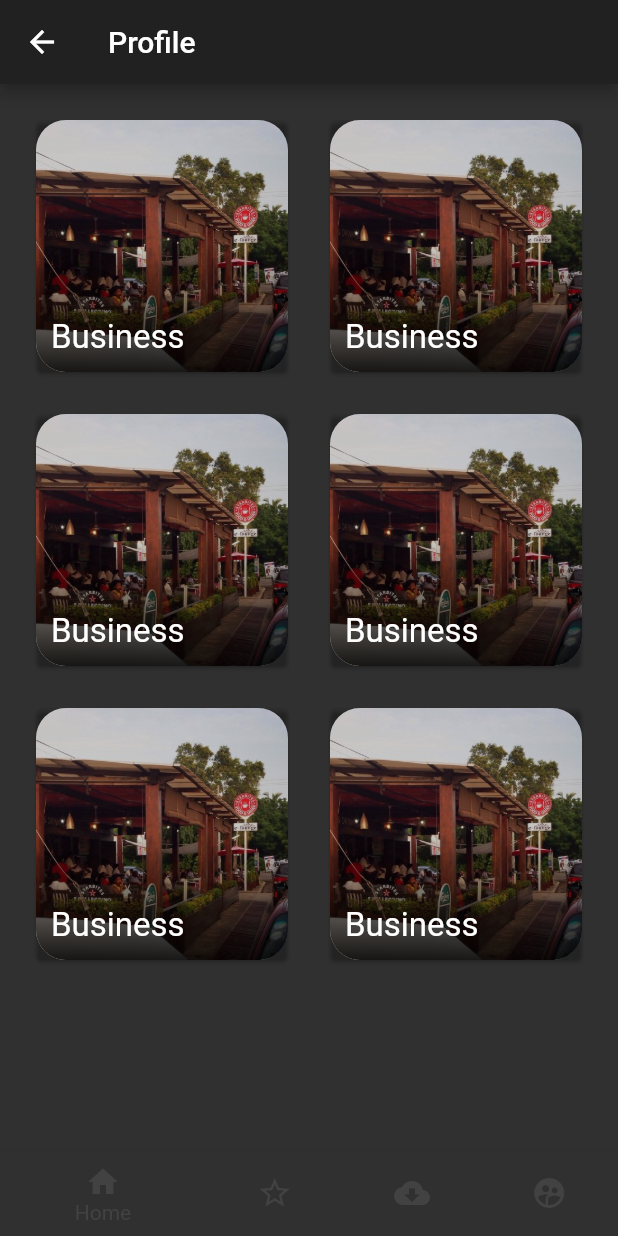
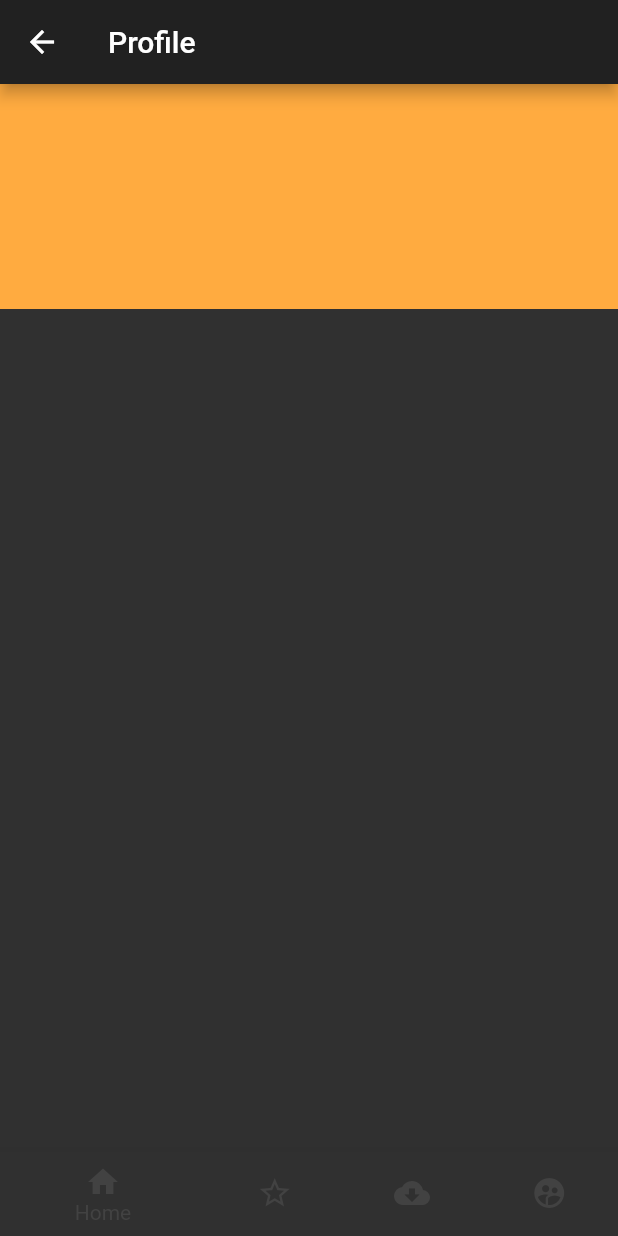
Before and after one commit to gbengafolaalade/jidi_flutter_firebase, a Flutter app: the ProfileScreen screen opened by its route, on a phone screen of 412 x 824 dp. Run offline on Flutter 3.47's test engine with Material 2 defaults, Android fonts, the phone set to English and light mode, and no system bars.

Commit message:
First commit

```diff
--- a/lib/screens/profile.dart
+++ b/lib/screens/profile.dart
@@ -41,55 +41,22 @@ class _ProfileScreenState extends State<ProfileScreen>{
           BottomNavigationBarItem(title: Text('Profile'), icon: Icon(Icons.supervised_user_circle))
 
         ]),
-        body: GridView.count(
-          primary: false,
-          crossAxisCount: 2,
-          crossAxisSpacing: 20.0,
-          mainAxisSpacing: 20.0,
-          padding: EdgeInsets.all(20.0),
-          children: _listItem.map((item) => Card(
-            color: Colors.transparent,
-            child: Container(
-              decoration: BoxDecoration(
-              borderRadius: BorderRadius.circular(20),
-              image: DecorationImage(
-                image: AssetImage(item),
-                fit: BoxFit.cover
-              )
-              ),
-              child: Container(
-                decoration: BoxDecoration(
-                  borderRadius: BorderRadius.circular(20),
-                  gradient: LinearGradient(
-                    begin: Alignment.bottomRight,
-                    colors: [
-                      Colors.black.withOpacity(.9),
-                      Colors.black.withOpacity(.2)
-
-                    ]
-                    )
-                  ),
-                  child: Padding(
-                    padding: const EdgeInsets.all(10.0),
+        body: Container(
+          height: 150,
+          color: Colors.orangeAccent,
           child: Column(
             mainAxisAlignment: MainAxisAlignment.end,
-                      crossAxisAlignment: CrossAxisAlignment.start,
             children: <Widget>[
+              Container(
+                margin: EdgeInsets.all(20),
+                decoration: BoxDecoration(
+                  color: Colors.white,
+                  shape: BoxShape.circle,
 
-                        Text(
-                          'Business',
-                          style: TextStyle(fontSize: 22, color: Colors.white), ),
-
+                ),
+              )
             ],
           ),
-                  ),
-              ),
-
-            ),
-
-
-          )
-          ).toList()
 
         )
 
--- a/pubspec.yaml
+++ b/pubspec.yaml
@@ -42,6 +42,7 @@ flutter:
 
   assets:
   - assets/seen-from-outside.jpg
+  - assets/gbenga-3.PNG
 
   # To add assets to your application, add an assets section, like this:
   # assets:
```
Also changed, not shown: assets/gbenga-3.PNG (added). Lines whose indentation alone changed are shown as unchanged.
